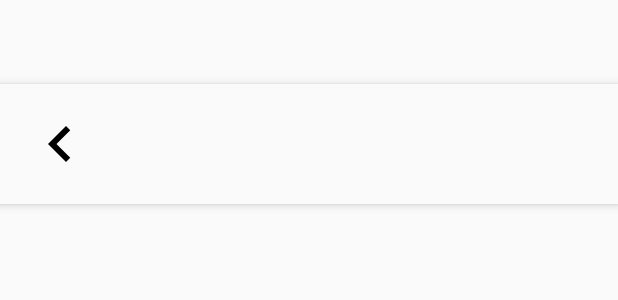
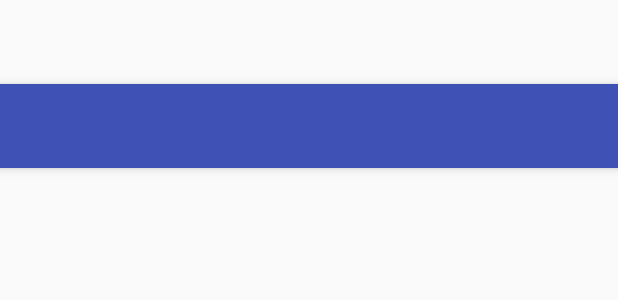
Before and after one commit to wjy92/EChat, an Android app: the layout activity_conversation.xml on its own in the app's theme, with its tools: preview values and no code run, on a phone screen of 412 x 824 dp. Shown: the top 300 px of the screen. Run offline under Robolectric (Android 15) with nearby library versions, the phone set to English and light mode, and no system bars.

Commit message:
更新部分UI

```diff
--- a/app/src/main/AndroidManifest.xml
+++ b/app/src/main/AndroidManifest.xml
@@ -20,6 +20,7 @@
             </intent-filter>
         </activity>
         <activity
+            android:label=""
             android:name=".activity.ConversationActivity"
             android:theme="@style/AppTheme.NoActionBar" />
     </application>
--- a/app/src/main/res/drawable/ic_menu_back.xml
+++ b/app/src/main/res/drawable/ic_menu_back.xml
@@ -2,12 +2,11 @@
 <vector xmlns:android="http://schemas.android.com/apk/res/android"
     android:width="24dp"
     android:height="24dp"
-    android:viewportWidth="24"
-    android:viewportHeight="24">
+    android:viewportHeight="24"
+    android:viewportWidth="24">
 
     <path
-        android:fillColor="#000000"
+        android:fillColor="#ffffff"
         android:pathData="M15.41 7.41L14 6l-6 6 6 6 1.41-1.41L10.83 12z" />
-    <path
-        android:pathData="M0 0h24v24H0z" />
+    <path android:pathData="M0 0h24v24H0z" />
 </vector>
--- a/app/src/main/res/layout/activity_conversation.xml
+++ b/app/src/main/res/layout/activity_conversation.xml
@@ -1,34 +1,24 @@
 <?xml version="1.0" encoding="utf-8"?>
 <android.support.design.widget.CoordinatorLayout xmlns:android="http://schemas.android.com/apk/res/android"
+    xmlns:app="http://schemas.android.com/apk/res-auto"
     xmlns:tools="http://schemas.android.com/tools"
     android:layout_width="match_parent"
     android:layout_height="match_parent"
     android:fitsSystemWindows="true"
     tools:context=".activity.MainActivity">
 
+
     <android.support.design.widget.AppBarLayout
         android:layout_width="match_parent"
         android:layout_height="wrap_content"
         android:theme="@style/AppTheme.AppBarOverlay">
 
-        <RelativeLayout
+        <android.support.v7.widget.Toolbar
+            android:id="@+id/toolbar"
             android:layout_width="match_parent"
-            android:layout_height="80dp"
-            android:background="#FAFAFA">
-
-            <ImageView
-                android:layout_width="48dp"
-                android:layout_height="48dp"
-                android:layout_centerVertical="true"
-                android:layout_marginLeft="@dimen/activity_horizontal_margin"
-                android:src="@drawable/ic_menu_back" />
-
-            <com.tr4android.support.extension.widget.CircleImageView
-                android:layout_width="64dp"
-                android:layout_height="64dp"
-                android:layout_centerVertical="true"
-                android:layout_marginLeft="72dp" />
-        </RelativeLayout>
+            android:layout_height="?attr/actionBarSize"
+            android:background="?attr/colorPrimary"
+            app:popupTheme="@style/AppTheme.PopupOverlay" />
 
     </android.support.design.widget.AppBarLayout>
 
```
Also changed, not shown: app/src/main/java/com/thirdnet/echat/activity/ConversationActivity.java (+25 -0 lines), app/src/main/res/menu/activity_conversation.xml (added, +10 -0 lines).
